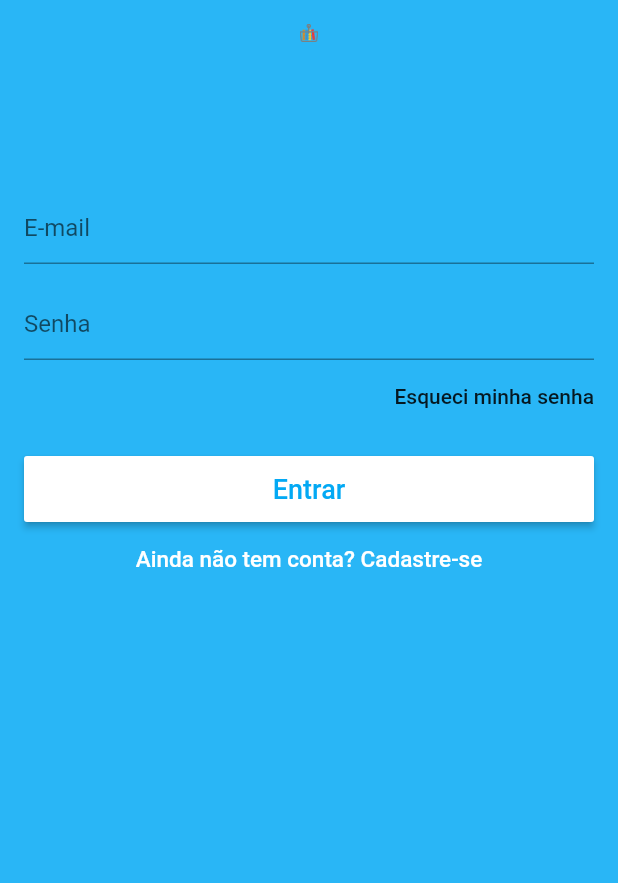
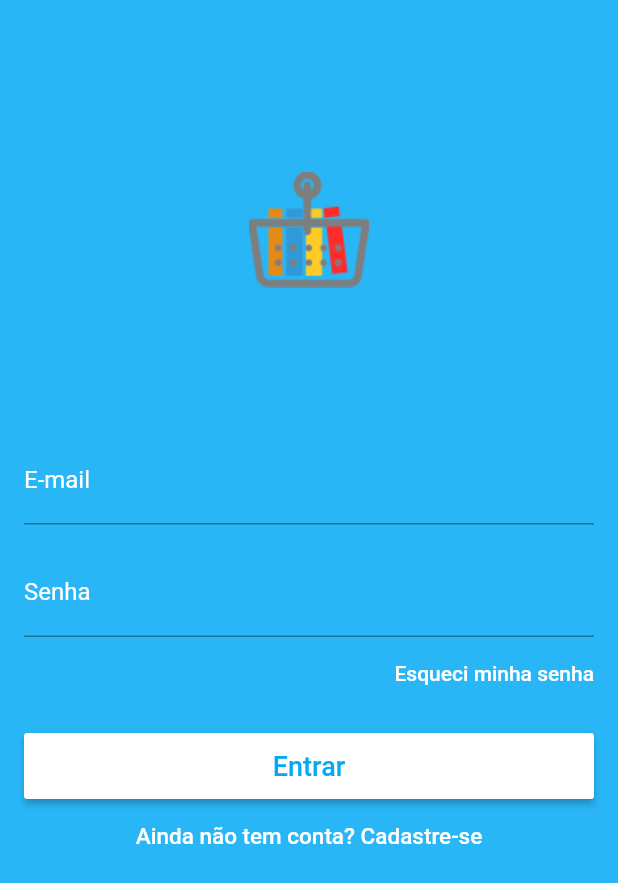
Before and after one commit to AdoniasLemos/mercado_artesao_app, a Flutter app: the screen it shows after launch, in the side drawer, after a tap on "Entre ou cadastre-se >", on a phone screen of 412 x 824 dp. Shown: the top 883 px of the screen. Run offline on Flutter 3.47's test engine with Material 2 defaults, Android fonts, the phone set to English and light mode, and no system bars; our stand-ins replace carousel_pro, carousel_slider, cloud_firestore, firebase_auth, transparent_image; accounts and stored records are empty; network calls fail.

Commit message:
Release do app para apresentaçao no Festival de Software
Adicionando a logo na tela de login, modificaçoes na tela do vendedor e estrutura do carrosel de promocoes na home_tab

```diff
--- a/lib/screens/home_screen.dart
+++ b/lib/screens/home_screen.dart
@@ -8,6 +8,7 @@ import 'package:mercado_artesao/widgets/cart_button.dart';
 
 class HomeScreen extends StatelessWidget {
   final _pageController = PageController();
+  final _scaffoldKey = GlobalKey<ScaffoldState>();
 
   @override
   Widget build(BuildContext context) {
@@ -16,6 +17,11 @@ class HomeScreen extends StatelessWidget {
       physics: NeverScrollableScrollPhysics(),
       children: <Widget>[
         Scaffold(
+          appBar: AppBar(
+            backgroundColor: Colors.lightBlue,
+            title: const Text("Mercado Artesão"),
+            centerTitle: true,
+          ),
           body: HomeTab(),
           drawer: CustomDrawer(_pageController),
           floatingActionButton: CartButton(),
@@ -31,10 +37,28 @@ class HomeScreen extends StatelessWidget {
           floatingActionButton: CartButton(),
         ),
         Scaffold(
+          key: _scaffoldKey,
           appBar: AppBar(
-            backgroundColor: Colors.lightBlue,
-            title: Text('Minhas Vendas')
-            ,
+            backgroundColor: Colors.blueAccent[700],
+            actions: <Widget>[
+              IconButton(
+                icon: Icon(
+                  Icons.notifications,
+                  color: Colors.white,
+                ),
+                onPressed: () {
+                  _scaffoldKey.currentState.showSnackBar(SnackBar(
+                    content: Text('Não há nenhuma notificações'),
+                  ));
+                },
+              )
+            ],
+            title: Text(
+              'Minhas Vendas',
+              textAlign: TextAlign.center,
+            ),
+            centerTitle: true,
+            elevation: 0.0,
           ),
           body: PlacesTab(),
           drawer: CustomDrawer(_pageController),
--- a/lib/screens/login_screen.dart
+++ b/lib/screens/login_screen.dart
@@ -32,19 +32,18 @@ class _LoginScreenState extends State<LoginScreen> {
               child: ListView(
                 padding: EdgeInsets.all(16.0),
                 children: <Widget>[
-                  SizedBox(
+                  Container(
+                    height: MediaQuery.of(context).size.height / 3,
                     width: 28.0,
-                    height: 12.0,
-                    child: Image.asset("assets/logo.png"),
-                  ),
-                  SizedBox(
-
-                    height: 100.0,
+                    child: Image.asset('assets/logo.png'),
                   ),
                   TextFormField(
                     controller: _emailController,
                     decoration: InputDecoration(
-                        hintText: "E-mail", fillColor: Colors.white),
+                        labelText: "E-mail",
+                        labelStyle:
+                            TextStyle(color: Colors.white, fontSize: 16.0)),
+                    style: TextStyle(color: Colors.white, fontSize: 16.0),
                     keyboardType: TextInputType.emailAddress,
                     validator: (text) {
                       if (text.isEmpty || !text.contains("@"))
@@ -56,8 +55,13 @@ class _LoginScreenState extends State<LoginScreen> {
                   ),
                   TextFormField(
                     controller: _passController,
-                    decoration: InputDecoration(hintText: "Senha"),
+                    decoration: InputDecoration(
+                      labelText: "Senha",
+                      labelStyle:
+                          TextStyle(color: Colors.white, fontSize: 16.0),
+                    ),
                     obscureText: true,
+                    style: TextStyle(color: Colors.white, fontSize: 16.0),
                     validator: (text) {
                       if (text.isEmpty || text.length < 6)
                         return "Senha inválida!";
@@ -86,6 +90,7 @@ class _LoginScreenState extends State<LoginScreen> {
                       child: Text(
                         "Esqueci minha senha",
                         textAlign: TextAlign.right,
+                        style: TextStyle(color: Colors.white),
                       ),
                       padding: EdgeInsets.zero,
                     ),
@@ -93,7 +98,7 @@ class _LoginScreenState extends State<LoginScreen> {
                   SizedBox(
                     height: 16.0,
                   ),
-                  SizedBox(
+                  Container(
                     height: 44.0,
                     child: RaisedButton(
                       child: Text(
@@ -114,7 +119,7 @@ class _LoginScreenState extends State<LoginScreen> {
                       },
                     ),
                   ),
-                  SizedBox(
+                  Container(
                     height: 50.0,
                     child: FlatButton(
                       child: Text(
@@ -122,10 +127,6 @@ class _LoginScreenState extends State<LoginScreen> {
                         style: TextStyle(fontSize: 15.0),
                       ),
                       textColor: Colors.white,
-                      // onPressed: () {
-                      //   Navigator.of(context).pushReplacement(MaterialPageRoute(
-                      //       builder: (context) => SignUpScreen()));
-                      // },
                       onPressed: () {
                         Navigator.push(
                             context,
--- a/lib/tabs/home_tab.dart
+++ b/lib/tabs/home_tab.dart
@@ -6,7 +6,6 @@ import 'package:flutter_staggered_grid_view/flutter_staggered_grid_view.dart';
 import 'package:transparent_image/transparent_image.dart';
 
 class HomeTab extends StatefulWidget {
-
   @override
   HomeTabState createState() {
     return new HomeTabState(); // there is no need of new here, we are already using Dart 2.0 +
@@ -14,34 +13,85 @@ class HomeTab extends StatefulWidget {
 }
 
 class HomeTabState extends State<HomeTab> {
+  int _current = 0;
+  List<String> images = [
+    'https://firebasestorage.googleapis.com/v0/b/mercadoartesao-1bdbb.appspot.com/o/IMG_2240.JPG?alt=media&token=3f4a2390-d393-4ed2-b218-e8d6cae0864b',
+    'https://firebasestorage.googleapis.com/v0/b/mercadoartesao-1bdbb.appspot.com/o/IMG_1587.JPG?alt=media&token=5c882062-34a8-46c1-90a0-f68835d4478e',
+    'https://firebasestorage.googleapis.com/v0/b/mercadoartesao-1bdbb.appspot.com/o/IMG_2523.JPG?alt=media&token=663eefdc-87bb-4053-89c1-38cbe44da152'
+  ];
 
-  List<String> images;
-  List<ProductData> product;
-
-  @override
-  void initState() {
-    super.initState();
-
+  List<T> map<T>(List list, Function handler) {
+    List<T> result = [];
+    for (var i = 0; i < list.length; i++) {
+      result.add(handler(i, list[i]));
+    }
+    return result;
   }
 
   @override
   Widget build(BuildContext context) {
-    return Stack(
-      children: <Widget>[
-        CustomScrollView(
-          slivers: <Widget>[
-            SliverAppBar(
-              floating: true,
-              snap: true,
-              backgroundColor: Colors.lightBlue,
-              elevation: 0.0,
-              flexibleSpace: FlexibleSpaceBar(
-                title: const Text("Mercado Artesão"),
-              ),
+    return Scaffold(
+        body: Container(
+      child: Column(
+        mainAxisAlignment: MainAxisAlignment.start,
+        crossAxisAlignment: CrossAxisAlignment.center,
+        children: <Widget>[
+          SizedBox(
+            height: 20.0,
+          ),
+          CarouselSlider(
+            height: 480.0,
+            initialPage: 0,
+            onPageChanged: (index) {
+              setState(() {
+                _current = index;
+              });
+            },
+            enableInfiniteScroll: false,
+            enlargeCenterPage: true,
+            items: images.map((imgUrl) {
+              return Builder(
+                builder: (BuildContext context) {
+                  return Container(
+                      width: MediaQuery.of(context).size.width,
+                      margin: EdgeInsets.symmetric(horizontal: 10.0),
+                      decoration: BoxDecoration(
+                        borderRadius: BorderRadius.circular(25),
+                        color: Colors.black38,
+                      ),
+                      child: ClipRRect(
+                        borderRadius: BorderRadius.circular(25),
+                        child: Image.network(
+                          imgUrl,
+                          fit: BoxFit.fill,
+                        ),
+                      ));
+                },
+              );
+            }).toList(),
+          ),
+          SizedBox(
+            height: 10.0,
+          ),
+          Row(
+            mainAxisAlignment: MainAxisAlignment.center,
+            children: map<Widget>(
+              images, (index, url){
+                return Container(
+                  width: 10.0,
+                  height: 10.0,
+                  margin: EdgeInsets.symmetric(vertical: 10.0, horizontal: 2.0),
+                  decoration: BoxDecoration(
+                    shape: BoxShape.circle,
+                    color: _current == index ? Colors.lightBlue : Colors.blueGrey[100]
+                  ),
+                );
+              }
             ),
-          ],
-        )
-      ],
-    );
+          ),
+          SizedBox(height: 20.0,)
+        ],
+      ),
+    ));
   }
 }
--- a/lib/tabs/seller_tab.dart
+++ b/lib/tabs/seller_tab.dart
@@ -4,11 +4,31 @@ class PlacesTab extends StatelessWidget {
   @override
   Widget build(BuildContext context) {
     return Scaffold(
+      backgroundColor: Colors.blueAccent[700],
       body: Container(
         padding: EdgeInsets.all(16.0),
         alignment: Alignment.center,
         child: Column(
-          mainAxisAlignment: MainAxisAlignment.center,
+          children: <Widget>[
+            Row(
+              mainAxisAlignment: MainAxisAlignment.center,
+              children: <Widget>[
+                Text(
+                  '500,00',
+                  style: TextStyle(color: Colors.white, fontSize: 80.0),
+                ),
+              ],
+            ),
+            Row(
+              mainAxisAlignment: MainAxisAlignment.center,
+              children: <Widget>[
+                Text(
+                  'VALOR TOTAL',
+                  style: TextStyle(color: Colors.white, fontSize: 16.0),
+                ),
+              ],
+            ),
+          ],
         ),
       ),
     );
```
Also changed, not shown: pubspec.yaml (+2 -7 lines).
